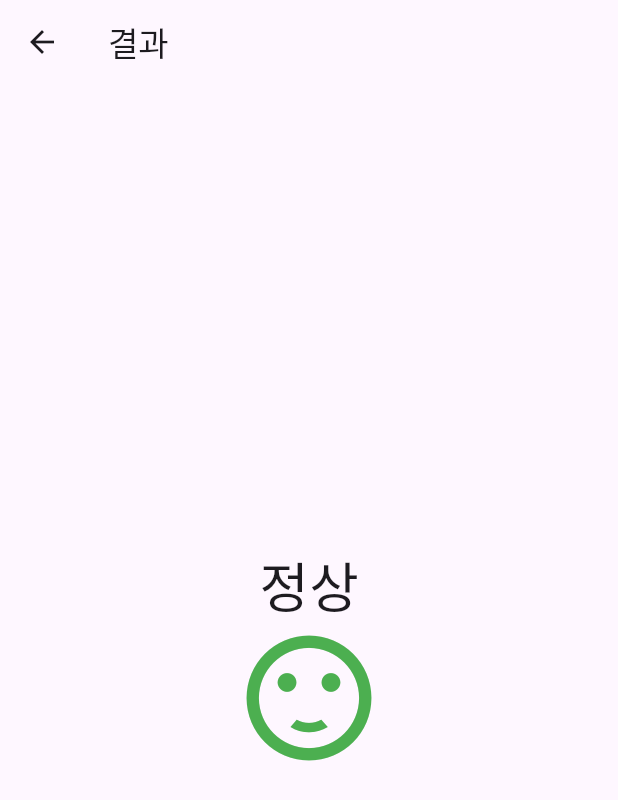
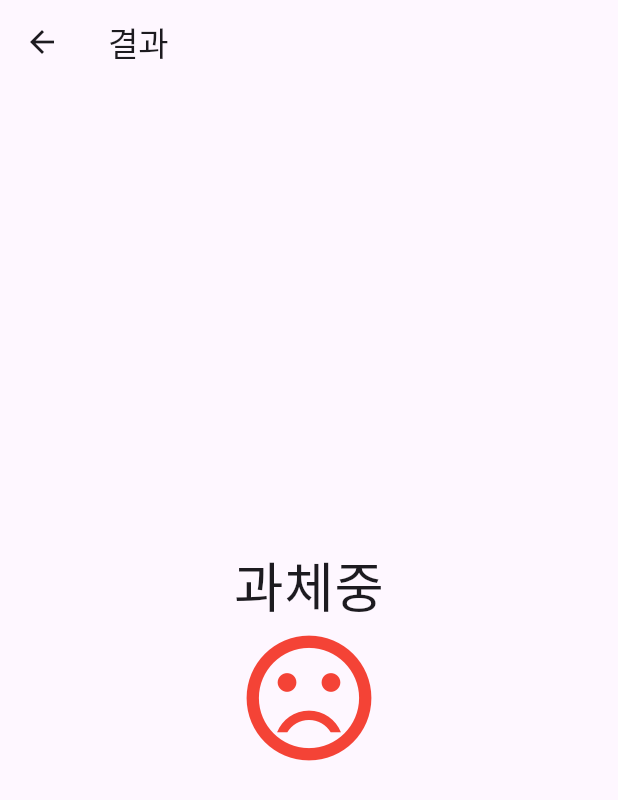
Before and after one commit to flutter-preview/yeondooo-flutter_project, a Flutter app: the ResultScreen screen opened directly, on a phone screen of 412 x 824 dp. Shown: the top 800 px of the screen. Run offline on Flutter 3.47's test engine with Material 2 defaults, Android fonts, the phone set to English and light mode, and no system bars.

Commit message:
056. 결과 화면에 if문 분기 처리

```diff
--- a/lib/result/result_screen.dart
+++ b/lib/result/result_screen.dart
@@ -10,25 +10,63 @@
     required this.weight,
   }) : super(key: key);
 
+  String _calcBmi(double bmi) {
+    String result = '저체중';
+
+    if (bmi >= 35) {
+      result = '고도비만 ';
+    } else if (bmi >= 30) {
+      result = '2단계 비만';
+    } else if (bmi >= 25) {
+      result = '1단계 비만';
+    } else if (bmi >= 23) {
+      result = '과체중';
+    } else if (bmi >= 18.5) {
+      result = '정상';
+    }
+    return result;
+  }
+
+  Widget _buildIcon(double bmi) {
+    Icon icon = const Icon(
+      Icons.sentiment_dissatisfied,
+      color: Colors.yellow,
+      size: 100,
+    );
+
+    if (bmi >= 23) {
+      icon = const Icon(
+        Icons.sentiment_very_dissatisfied,
+        color: Colors.red,
+        size: 100,
+      );
+    } else if (bmi >= 18.5) {
+      icon = const Icon(
+        Icons.sentiment_satisfied,
+        color: Colors.green,
+        size: 100,
+      );
+    }
+    return icon;
+  }
+
   @override
   Widget build(BuildContext context) {
+    final bmi = weight / ((height / 100.0) * (height / 100.0));
+
     return Scaffold(
       appBar: AppBar(
         title: const Text('결과'),
       ),
-      body: const Center(
+      body: Center(
         child: Column(
           mainAxisAlignment: MainAxisAlignment.center,
           children: [
             Text(
-              '정상',
-              style: TextStyle(fontSize: 36),
+              _calcBmi(bmi),
+              style: const TextStyle(fontSize: 36),
             ),
-            Icon(
-              Icons.sentiment_satisfied,
-              color: Colors.green,
-              size: 100,
-            ),
+            _buildIcon(bmi),
           ],
         ),
       ),
```
